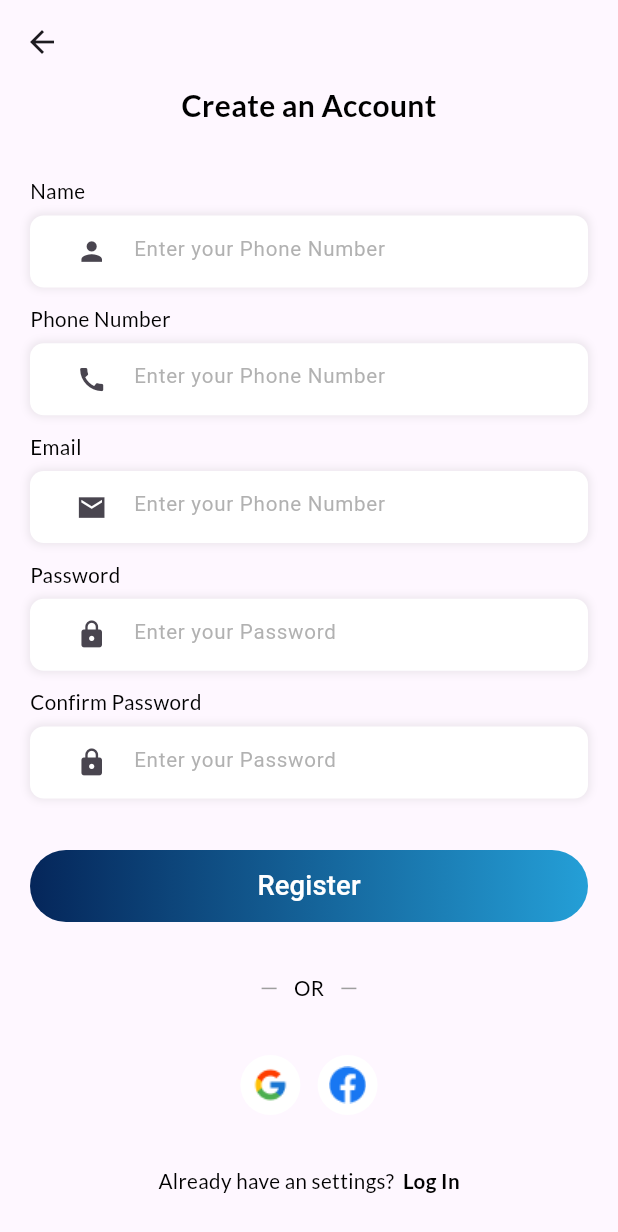
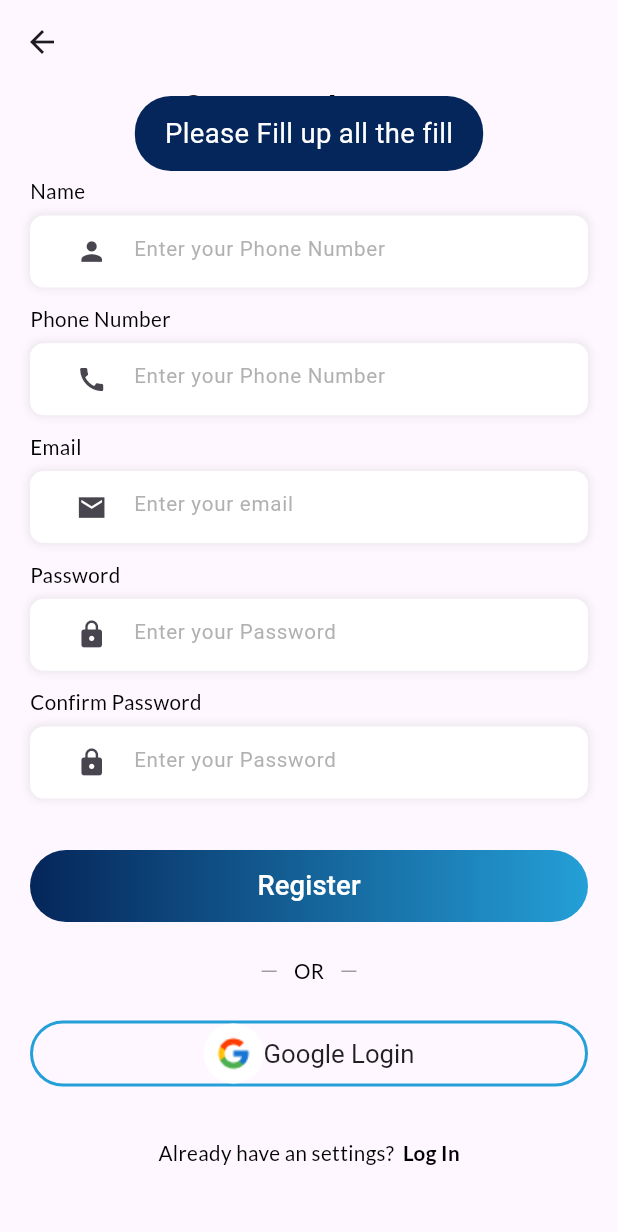
Before and after one commit to Mosh-Fatema-Koli/b_talk, a Flutter app: the RegistrationPage screen opened by its route, after a tap on "Register", on a phone screen of 412 x 824 dp. Shown: the top 1232 px of the screen. Run offline on Flutter 3.47's test engine with Material 3 defaults, Android fonts, the phone set to English and light mode, and no system bars; our stand-ins replace connectivity_plus, dio, flutter_screenutil, flutter_spinkit, fluttertoast, get and 6 more; accounts and stored records are empty.

Commit message:
Login and registration done

```diff
--- a/lib/api_client/ApiController.dart
+++ b/lib/api_client/ApiController.dart
@@ -12,7 +12,7 @@ class API {
   final miscontroller=MiscController();
 
   API() {
-    _dio.options.baseUrl = "http://attendance.mrshakil.com/api";
+    _dio.options.baseUrl = "https://btok.mrshakil.com/api";
     _dio.interceptors.add(PrettyDioLogger());
   }
 
@@ -43,7 +43,7 @@ class API {
   login({String? endpoint, required String username, required String password,}) async {
     final String httpAddress = '/login/';
     var loginRequest = {
-      "username": username,
+      "phone_number": username,
       "password": password,
     };
 
@@ -66,7 +66,7 @@ class API {
           message = 'Login Successful';
           loginResponse['Success'] = true;
           loginResponse['Message'] = "Login Successfully";
-          loginResponse['Packet'] = response["user"];
+          loginResponse['Packet'] = response["data"];
           return json.encode(loginResponse);
         } else {
           loginResponse['Success'] = false;
@@ -131,7 +131,7 @@ class API {
         return json.encode(fetchResponse);
       } else {
         fetchResponse['Success'] = false;
-        fetchResponse['Message'] = _getHttpErrorMessage(apiResponse?.statusCode);
+        fetchResponse['Message'] = _getHttpErrorMessage(apiResponse.statusCode);
         return json.encode(fetchResponse);
       }
     } on SocketException {
--- a/lib/api_client/constant.dart
+++ b/lib/api_client/constant.dart
@@ -1,17 +1,18 @@
 
 class Constant {
-  static const String baseUrl = 'https://btok.mrshakil.com/';
+  static const String baseUrl = 'https://btok.mrshakil.com';
   static const String login = baseUrl+'api/login/';
   static const String registration= baseUrl+'api/login/';
   static const String story = baseUrl+'api/login/';
 
-  static const String username = 'Username';
-  static const String password = 'Password';
+
   static const String role = 'role';
   static const String token = 'Token';
 
   static const String userInfoPref = 'UserInfo';
   static const String userInfo = 'UserInfo';
+  static const String userPhoneNo = 'userPhoneNo';
+  static const String password = 'Password';
 
 
 
--- a/lib/view/page/auth/controller/login_controller.dart
+++ b/lib/view/page/auth/controller/login_controller.dart
@@ -9,6 +9,7 @@ import '../../../../api_client/app_chase.dart';
 import '../../../../api_client/constant.dart';
 import '../../../../common_Controller/mis_controller.dart';
 import '../../../../common_model/UserInfo.dart';
+import '../../bottom_Nav_Bar/navBar.dart';
 
 class LoginController extends GetxController{
 
@@ -30,8 +31,12 @@ class LoginController extends GetxController{
             UserInfo user = UserInfo.fromJson(packet);
             SharedPreferences preference = await _miscController.pref();
             _miscController.prefSetString(pref: preference, key: Constant.userInfoPref, value: userInfoToJson(user));
+            _miscController.prefSetString(pref: preference, key: Constant.userPhoneNo, value: username);
+            _miscController.prefSetString(pref: preference, key: Constant.password, value: password);
+            _miscController.prefSetString(pref: preference, key: Constant.token, value: user.token.toString());
             AppCache(userInfo: user);
             isLoading.value=false;
+            Get.off(NavbarPage());
             onLoginResult(true, 'Login Success');
           } catch (ex) {
             isLoading.value=false;
--- a/lib/view/page/auth/reg.dart
+++ b/lib/view/page/auth/reg.dart
@@ -1,26 +1,47 @@
+import 'package:btalk/view/page/auth/controller/registration_controller.dart';
+import 'package:btalk/view/page/auth/login.dart';
+import 'package:btalk/view/page/auth/otp.dart';
 import 'package:flutter/cupertino.dart';
 import 'package:flutter/material.dart';
 import 'package:flutter_screenutil/flutter_screenutil.dart';
+import 'package:get/get.dart';
+import 'package:get/get_core/src/get_main.dart';
+import 'package:get/get_state_manager/src/rx_flutter/rx_obx_widget.dart';
 
+import '../../../common_Controller/mis_controller.dart';
+import '../../../utils/colors.dart';
 import '../../widgets/button.dart';
+import '../../widgets/framework/RFText.dart';
 import '../../widgets/framework/RFTextField.dart';
 import '../../widgets/k_text.dart';
 
 class RegistrationPage extends StatelessWidget {
-  const RegistrationPage({super.key});
+   RegistrationPage({super.key});
+
+   final regController = Get.put(RegistrationController());
+   final MiscController _miscController = MiscController();
+
+   TextEditingController nameController=TextEditingController();
+   TextEditingController phoneController=TextEditingController();
+   TextEditingController emailController=TextEditingController();
+   TextEditingController passwordController=TextEditingController();
+   TextEditingController conPasswordController=TextEditingController();
 
   @override
   Widget build(BuildContext context) {
     return Scaffold(
       appBar: AppBar(),
-      body: ListView(
+      body: Obx(() {
+        return ListView(
           children: [
-          Center(child: KText(text: "Create an Account",fontSize: 20,fontWeight: FontWeight.bold,)),
+            Center(child: KText(text: "Create an Account",
+              fontSize: 20,
+              fontWeight: FontWeight.bold,)),
             SizedBox(
               height: 20.w,
             ),
             Padding(
-            padding: const EdgeInsets.symmetric(horizontal: 20,vertical: 10),
+              padding: const EdgeInsets.symmetric(horizontal: 20, vertical: 10),
               child: Column(
                 crossAxisAlignment: CrossAxisAlignment.start,
                 children: [
@@ -28,8 +49,8 @@ class RegistrationPage extends StatelessWidget {
                   SizedBox(
                     height: 5.w,
                   ),
-                RFTextField(controller: null,
-                  Picon: Icon(Icons.person,size: 18.w,),
+                  RFTextField(controller: nameController,
+                    Picon: Icon(Icons.person, size: 18.w,),
                     hintText: "Enter your Phone Number",
                   ),
                   SizedBox(
@@ -39,8 +60,8 @@ class RegistrationPage extends StatelessWidget {
                   SizedBox(
                     height: 5.w,
                   ),
-                RFTextField(controller: null,
-                  Picon: Icon(Icons.call,size: 18.w,),
+                  RFTextField(controller: phoneController,
+                    Picon: Icon(Icons.call, size: 18.w,),
                     hintText: "Enter your Phone Number",
                   ),
                   SizedBox(
@@ -50,9 +71,9 @@ class RegistrationPage extends StatelessWidget {
                   SizedBox(
                     height: 5.w,
                   ),
-                RFTextField(controller: null,
-                  Picon: Icon(Icons.email_sharp,size: 18.w,),
-                  hintText: "Enter your Phone Number",
+                  RFTextField(controller: emailController,
+                    Picon: Icon(Icons.email_sharp, size: 18.w,),
+                    hintText: "Enter your email",
                   ),
                   SizedBox(
                     height: 10.w,
@@ -61,8 +82,8 @@ class RegistrationPage extends StatelessWidget {
                   SizedBox(
                     height: 5.w,
                   ),
-                RFTextField(controller: null,
-                  Picon: Icon(Icons.lock,size: 18.w,),
+                  RFTextField(controller: passwordController,
+                    Picon: Icon(Icons.lock, size: 18.w,),
                     hintText: "Enter your Password",),
 
                   SizedBox(
@@ -72,54 +93,100 @@ class RegistrationPage extends StatelessWidget {
                   SizedBox(
                     height: 5.w,
                   ),
-                RFTextField(controller: null,
-                  Picon: Icon(Icons.lock,size: 18.w,),
+                  RFTextField(controller: conPasswordController,
+                    Picon: Icon(Icons.lock, size: 18.w,),
                     hintText: "Enter your Password",),
 
                   SizedBox(
                     height: 30.w,
                   ),
-                RFButton(text: "Register", onPressed: (){},buttonColor: Colors.grey,buttonRadius: 50,),
+                  regController.isLoading.value==true?Center(
+                    child: SizedBox(
+                        height:30.h,
+                        child: CircularProgressIndicator()),
+                  ) : RFButton(text: "Register",
+                    onPressed: () {
+                    if(nameController.text.isNotEmpty &&
+                        phoneController.text.isNotEmpty &&
+                        emailController.text.isNotEmpty &&
+                        passwordController.text.isNotEmpty &&
+                        conPasswordController.text.isNotEmpty ){
+                       regController.registration(context: context,
+                           name: nameController.text,
+                           phone: phoneController.text,
+                           email: emailController.text,
+                           password: passwordController.text,
+                           confirmPassword: conPasswordController.text,
+                           onComplete: (isSuccess, message) {
+                             isSuccess==true?_miscController.navigateTo(context: context,page:OTPPage(phoneNo: passwordController.text,) ):_miscController.toast(msg: message);
+                           },);
+                    }else{
+                      _miscController.toast(msg: "Please Fill up all the fill");
+                    }
+                    },
+                    buttonColor: Colors.grey,
+                    buttonRadius: 50,),
                   SizedBox(
-                  height: 30.w,
+                    height: 20.w,
                   ),
                   Row(
                     mainAxisAlignment: MainAxisAlignment.center,
                     children: [
-                    Container(width: 10,height: 1,color: Colors.grey,),
+                      Container(width: 10, height: 1, color: Colors.grey,),
                       SizedBox(width: 10.w,),
                       KText(text: "OR"),
                       SizedBox(width: 10.w,),
-                    Container(width: 10,height: 1,color: Colors.grey,),
+                      Container(width: 10, height: 1, color: Colors.grey,),
                     ],
+                  ),
+                  SizedBox(
+                    height: 20.w,
+                  ),
+                  GestureDetector(
+                    onTap: () {
+                      //controller.signIn();
+                    },
+                    child: Container(
+                      child: Row(
+                        mainAxisAlignment: MainAxisAlignment.center,
+                        children: [
+                          CircleAvatar(
+                            backgroundColor: Colors.white,
+                            radius: 20,
+                            child: Image.asset("assets/google.png", fit: BoxFit
+                                .cover,),),
+                          RFText(text: "Google Login",isMandatory: false,)
+                        ],
+                      ),
+
+                      decoration: BoxDecoration(
+                          border: Border.all(color: AppColors.colorButton2 ,width: 2,style: BorderStyle.solid),
+                          borderRadius: BorderRadius.circular(30)
+                      ),
+                      width: Get.width,
+                    ),
                   ),
                   SizedBox(
                     height: 30.w,
                   ),
-                Row(
-                  mainAxisAlignment: MainAxisAlignment.center,
-                  children: [
-                    CircleAvatar(
-                      backgroundColor: Colors.white,radius: 20,child: Image.asset("assets/google.png",fit: BoxFit.cover,),),
-                    SizedBox(width: 10.w,),
-                    CircleAvatar(backgroundColor: Colors.white,radius: 20,child: Image.asset("assets/facebook.png",fit: BoxFit.cover,),),
-                  ],
-                ),
-                SizedBox(
-                  height: 30.w,
-                ),
-                Row(
+                  GestureDetector(
+                    onTap: () {
+                      _miscController.navigateTo(context: context,page: LogINPage());
+                    },
+                    child: Row(
                       mainAxisAlignment: MainAxisAlignment.center,
                       children: [
                         KText(text: "Already have an settings?"),
                         SizedBox(width: 5.w,),
-                    KText(text: "Log In",fontWeight: FontWeight.bold,)
-                  ],)
+                        KText(text: "Log In", fontWeight: FontWeight.bold,)
+                      ],),
+                  )
                 ],
               ),
             )
           ],
-      ),
+        );
+      }),
     );
   }
 }
--- a/pubspec.yaml
+++ b/pubspec.yaml
@@ -62,6 +62,7 @@ dependencies:
   network_info_plus:
   permission_handler: ^11.0.1
 
+
 dev_dependencies:
   flutter_test:
     sdk: flutter
```
Also changed, not shown: lib/common_model/UserInfo.dart (+11 -28 lines), lib/view/page/auth/controller/otp_controller.dart (added, +59 -0 lines), lib/view/page/auth/controller/registration_controller.dart (+56 -37 lines), lib/view/page/auth/login.dart (+33 -15 lines), lib/view/page/auth/otp.dart (added, +117 -0 lines), lib/view/page/bottom_Nav_Bar/navBar.dart (+12 -2 lines), lib/view/page/intro/intro.dart (+13 -3 lines), lib/view/page/splash/controller/splash_controller.dart (+27 -36 lines), lib/view/page/auth/controller/facebook_login.dart (deleted). Lines whose indentation alone changed are shown as unchanged.
